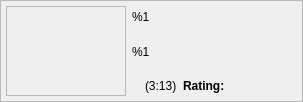
Qt form ui/searchvideositem.ui (ckorn/xvst) before a commit.
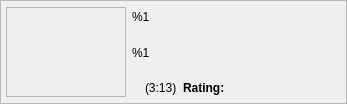
The same form after that commit. Icons and pictures are not drawn.

What changed in the file:
```diff
--- a/ui/searchvideositem.ui
+++ b/ui/searchvideositem.ui
@@ -2,8 +2,13 @@
 <ui version="4.0">
  <class>SearchVideosItemImpl</class>
  <widget class="QWidget" name="SearchVideosItemImpl">
-  <property name="windowTitle">
-   <string>Form</string>
+  <property name="geometry">
+   <rect>
+    <x>0</x>
+    <y>0</y>
+    <width>347</width>
+    <height>104</height>
+   </rect>
   </property>
   <layout class="QGridLayout" name="gridLayout">
    <property name="margin">
```
Left out of the diff: 39 changed lines with no effect on the pictures.
